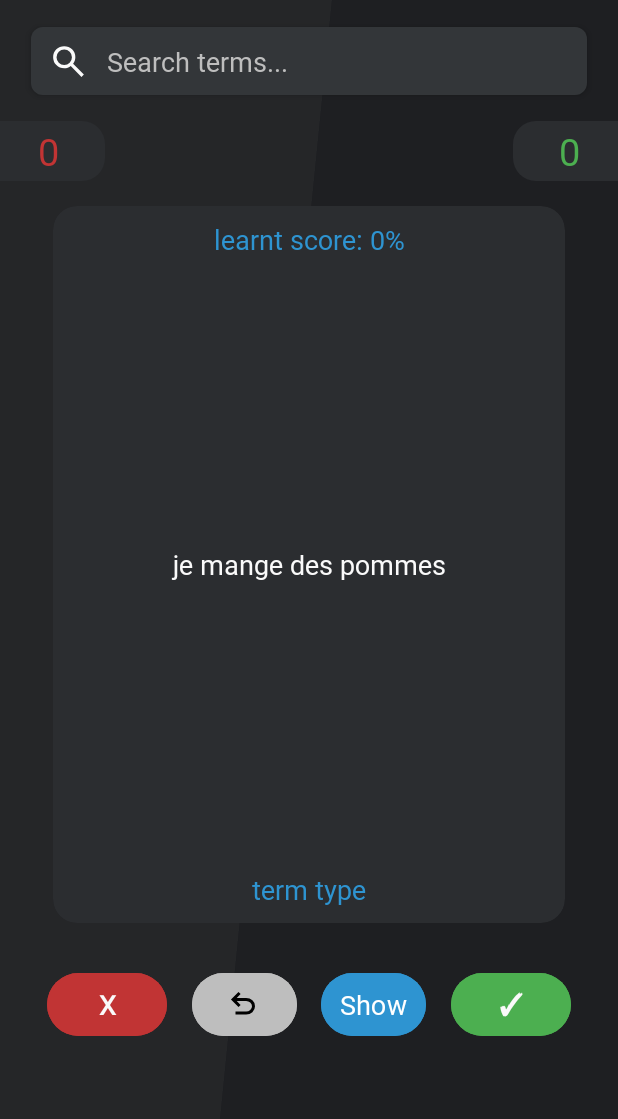
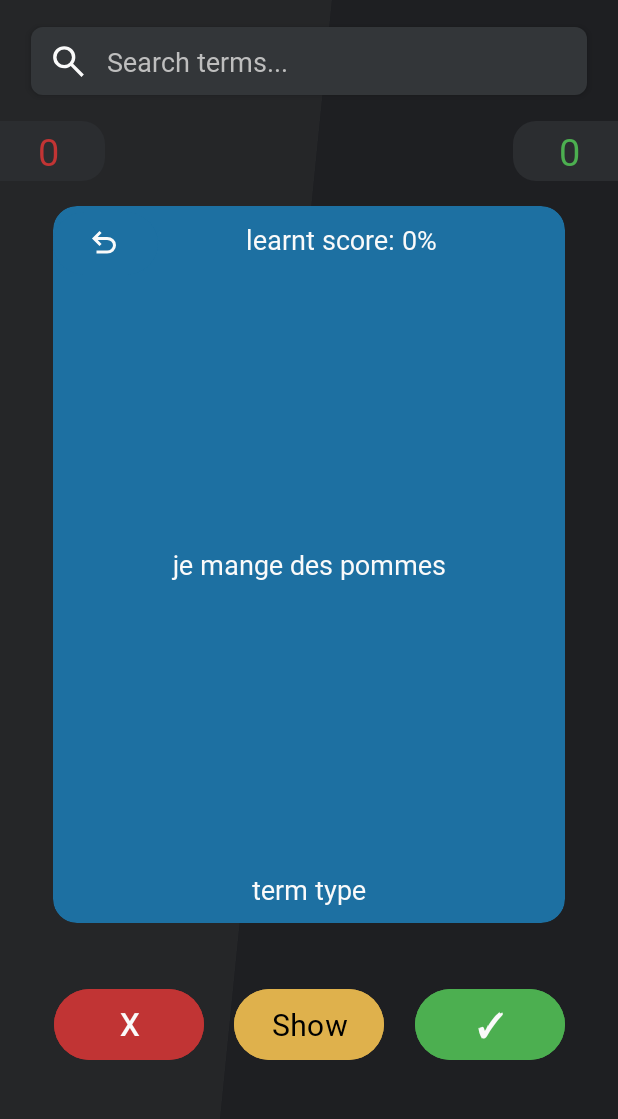
Before and after one commit to danj0nes/VOCABr, an Android app: the LearnActivity screen opened directly, with no data from a screen before it, on a phone screen of 412 x 824 dp, the part 78-1197 px from its top. Run offline under Robolectric (Android 15) with nearby library versions, the phone set to English and light mode, and no system bars; 1 statement that could not run was skipped.

```diff
--- a/app/src/main/res/layout/activity_learn.xml
+++ b/app/src/main/res/layout/activity_learn.xml
@@ -108,7 +108,7 @@
         app:cardCornerRadius="16dp"
         android:layout_margin="16dp"
         app:cardElevation="0dp"
-        android:backgroundTint="@color/button_gray"
+        android:backgroundTint="@color/term_white_def_high"
         app:layout_constraintWidth_percent="0.83"
         app:layout_constraintHeight_percent="0.58"
         app:layout_constraintVertical_bias="0.552"
@@ -142,17 +142,37 @@
                 app:layout_constraintWidth_percent="0.85"
                 app:layout_constraintHeight_percent="0.8"/>
 
+            <com.google.android.material.button.MaterialButton
+                android:id="@+id/button_back"
+                android:layout_width="70dp"
+                android:layout_height="50dp"
+                app:icon="@drawable/redo_icon"
+                app:iconTint="@color/term_white"
+                app:iconSize="24dp"
+                android:contentDescription="@string/back_button_content_description"
+                app:iconGravity="textStart"
+                android:paddingStart="34dp"
+                android:paddingEnd="28dp"
+                android:backgroundTint="@color/term_white_def_high"
+                app:layout_constraintHorizontal_bias="0"
+                app:layout_constraintVertical_bias="0"
+                app:layout_constraintStart_toStartOf="parent"
+                app:layout_constraintEnd_toEndOf="parent"
+                app:layout_constraintBottom_toBottomOf="parent"
+                app:layout_constraintTop_toTopOf="parent" />
+
             <TextView
                 android:id="@+id/text_learnt_score"
                 android:layout_width="wrap_content"
                 android:layout_height="wrap_content"
                 android:fontFamily="@font/cascadia_mono"
                 android:text="@string/learnt_score_default_text"
-                android:textColor="@color/learn_score_blue"
+                android:textColor="@color/term_white"
                 android:textSize="18sp"
                 android:gravity="top"
                 android:layout_marginTop="10dp"
                 app:layout_constraintVertical_bias="0"
+                app:layout_constraintHorizontal_bias="0.6"
                 app:layout_constraintBottom_toBottomOf="parent"
                 app:layout_constraintEnd_toEndOf="parent"
                 app:layout_constraintStart_toStartOf="parent"
@@ -164,7 +184,7 @@
                 android:layout_height="wrap_content"
                 android:fontFamily="@font/cascadia_mono"
                 android:text="@string/term_type_default_text"
-                android:textColor="@color/learn_score_blue"
+                android:textColor="@color/term_white"
                 android:textSize="18sp"
                 android:gravity="center"
                 android:layout_marginBottom="10dp"
@@ -215,16 +235,16 @@
 
     <Button
         android:id="@+id/button_correct"
-        android:layout_width="80dp"
-        android:layout_height="50dp"
+        android:layout_width="100dp"
+        android:layout_height="55dp"
         android:fontFamily="@font/cascadia_mono"
         android:textStyle="bold"
         android:backgroundTint="@color/correct_green"
         android:text="@string/correct_button_text"
         android:textColor="@color/term_white"
-        android:textSize="19sp"
+        android:textSize="21sp"
         android:layout_marginEnd="15dp"
-        app:layout_constraintVertical_bias="0.9"
+        app:layout_constraintVertical_bias="0.92"
         app:layout_constraintStart_toEndOf="@id/button_show"
         app:layout_constraintBottom_toBottomOf="parent"
         app:layout_constraintEnd_toEndOf="parent"
@@ -232,54 +252,35 @@
 
     <Button
         android:id="@+id/button_incorrect"
-        android:layout_width="80dp"
-        android:layout_height="50dp"
+        android:layout_width="100dp"
+        android:layout_height="55dp"
         android:fontFamily="@font/cascadia_mono"
         android:textStyle="bold"
         android:backgroundTint="@color/incorrect_red"
         android:text="@string/incorrect_button_text"
         android:textColor="@color/term_white"
-        android:textSize="18sp"
+        android:textSize="20sp"
         android:layout_marginStart="15dp"
-        app:layout_constraintVertical_bias="0.9"
-        app:layout_constraintEnd_toStartOf="@id/button_back"
+        app:layout_constraintVertical_bias="0.92"
+        app:layout_constraintEnd_toStartOf="@id/button_show"
         app:layout_constraintBottom_toBottomOf="parent"
         app:layout_constraintStart_toStartOf="parent"
         app:layout_constraintTop_toTopOf="parent" />
 
     <Button
         android:id="@+id/button_show"
-        android:layout_width="70dp"
-        android:layout_height="50dp"
+        android:layout_width="100dp"
+        android:layout_height="55dp"
         android:fontFamily="@font/cascadia_mono"
-        android:backgroundTint="@color/learn_score_blue"
+        android:backgroundTint="#DFB14C"
         android:padding="0dp"
         android:text="@string/show_button_text"
-        android:textColor="@color/white"
-        android:textSize="18sp"
+        android:textColor="@color/black"
+        android:textSize="20sp"
         app:layout_constraintHorizontal_bias="0.6"
-        app:layout_constraintVertical_bias="0.9"
-        app:layout_constraintStart_toEndOf="@id/button_back"
+        app:layout_constraintVertical_bias="0.92"
+        app:layout_constraintStart_toEndOf="@id/button_incorrect"
         app:layout_constraintEnd_toStartOf="@id/button_correct"
-        app:layout_constraintBottom_toBottomOf="parent"
-        app:layout_constraintTop_toTopOf="parent" />
-
-    <com.google.android.material.button.MaterialButton
-        android:id="@+id/button_back"
-        android:layout_width="70dp"
-        android:layout_height="50dp"
-        app:icon="@drawable/redo_icon"
-        app:iconTint="@color/black"
-        app:iconSize="24dp"
-        android:contentDescription="@string/back_button_content_description"
-        app:iconGravity="textStart"
-        android:paddingStart="34dp"
-        android:paddingEnd="28dp"
-        android:backgroundTint="@color/term_white_def"
-        app:layout_constraintHorizontal_bias="0.9"
-        app:layout_constraintVertical_bias="0.9"
-        app:layout_constraintStart_toEndOf="@id/button_incorrect"
-        app:layout_constraintEnd_toStartOf="@id/button_show"
         app:layout_constraintBottom_toBottomOf="parent"
         app:layout_constraintTop_toTopOf="parent" />
 
```
Also changed, not shown: app/src/main/java/com/danjonesapps/vocabr/ListAdapter.kt (added, +101 -0 lines), app/src/main/java/com/danjonesapps/vocabr/MainActivity.kt (+14 -7 lines), app/src/main/res/layout/activity_main.xml (+27 -23 lines), app/src/main/res/layout/item_list.xml (added, +80 -0 lines).
